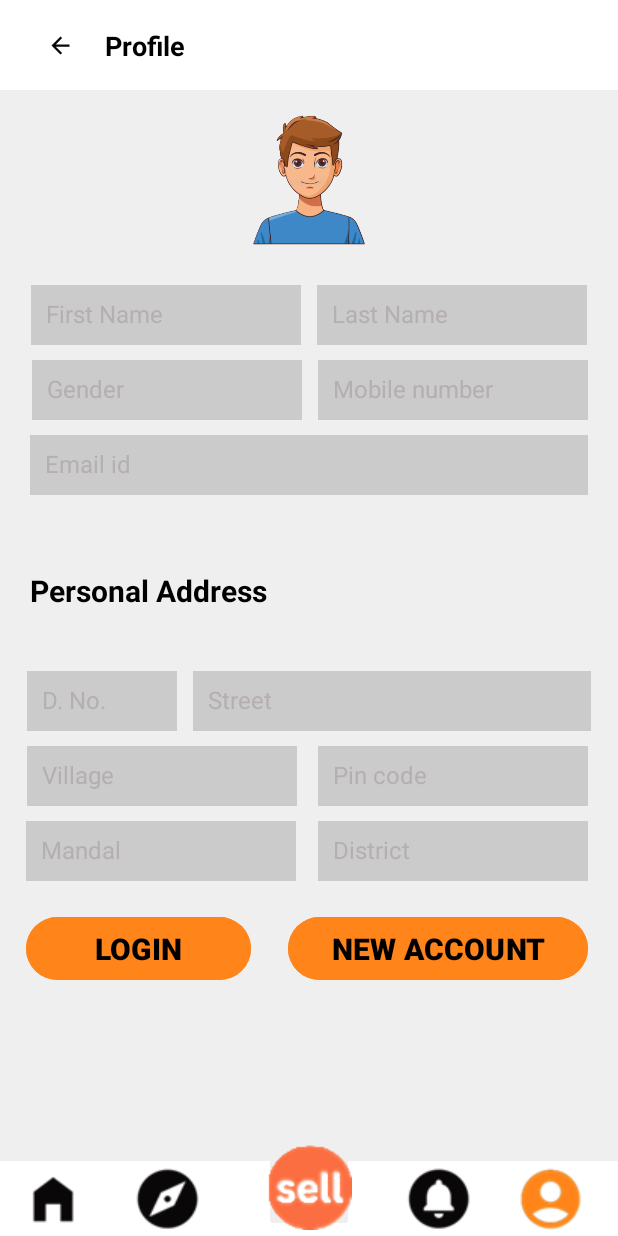
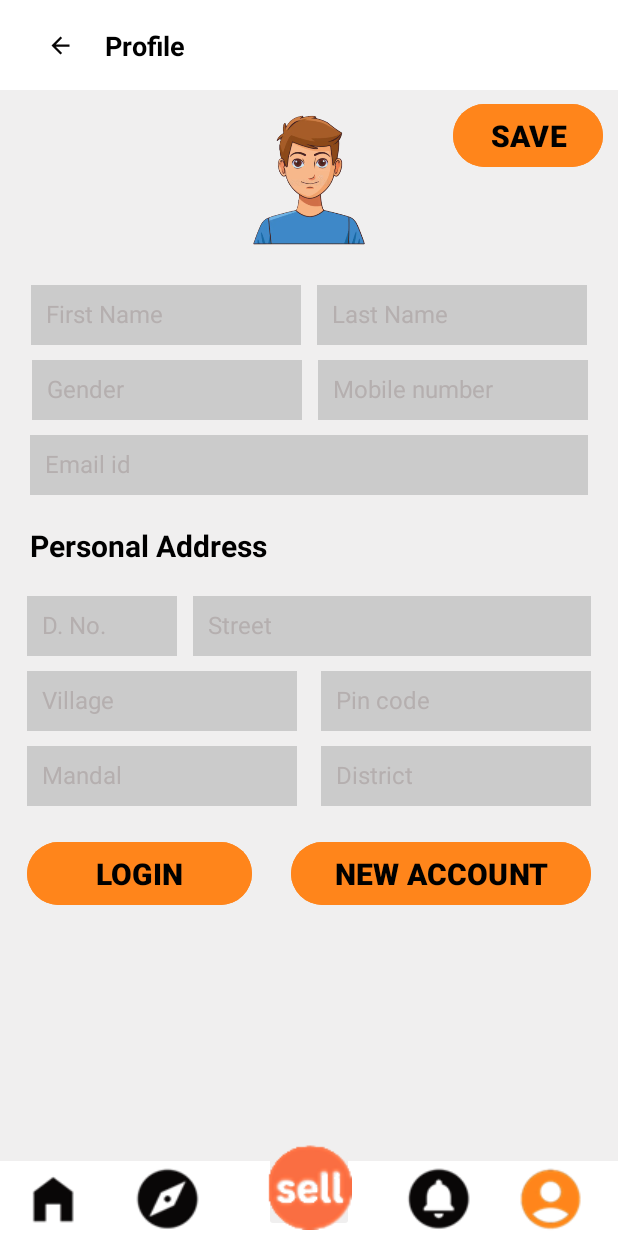
Before and after one commit to Srinivas-Kantheti-2005/Tiny-Trades-App, an Android app: the ProfileActivity screen opened directly, with no data from a screen before it, on a phone screen of 412 x 824 dp. Run offline under Robolectric (Android 15) with nearby library versions, the phone set to English and light mode, and no system bars.

```diff
--- a/app/build.gradle.kts
+++ b/app/build.gradle.kts
@@ -43,6 +43,7 @@ dependencies {
     implementation("androidx.room:room-ktx:2.6.1")
     implementation(libs.androidx.activity)
     kapt ("androidx.room:room-compiler:2.6.1")
+    implementation("org.jetbrains.kotlinx:kotlinx-coroutines-android:1.6.0")
 
     implementation(libs.androidx.core.ktx)
     implementation(libs.androidx.appcompat)
--- a/app/src/main/java/com/example/tinytrades/ProfileActivity.kt
+++ b/app/src/main/java/com/example/tinytrades/ProfileActivity.kt
@@ -19,6 +19,12 @@ class ProfileActivity : AppCompatActivity() {
         val explorebtn = findViewById<ImageButton>(R.id.explore)
         val loginbtn = findViewById<Button>(R.id.loginpbtn)
         val newaccountbtn = findViewById<Button>(R.id.newaccount)
+        val sellbtn = findViewById<ImageButton>(R.id.sell)
+
+        sellbtn.setOnClickListener {
+            val sellIntent = Intent(this, SellActivity::class.java)
+            startActivity(sellIntent)
+        }
 
         backbtn.setOnClickListener {
             onBackPressed()
--- a/app/src/main/res/layout/activity_profile.xml
+++ b/app/src/main/res/layout/activity_profile.xml
@@ -54,6 +54,20 @@
         android:layout_marginEnd="20dp"
         app:layout_constraintTop_toBottomOf="@id/Profile"
         app:layout_constraintStart_toStartOf="parent"
+        app:layout_constraintEnd_toEndOf="parent"/>
+
+    <Button
+        android:layout_width="100dp"
+        android:layout_height="50dp"
+        android:id="@+id/save"
+        android:text="@string/save"
+        android:textSize="20sp"
+        android:textStyle="bold"
+        android:textColor="@color/black"
+        android:backgroundTint="@color/orange"
+        android:layout_marginTop="5dp"
+        android:layout_marginEnd="10dp"
+        app:layout_constraintTop_toBottomOf="@id/Profile"
         app:layout_constraintEnd_toEndOf="parent"/>
 
     <EditText
@@ -167,7 +181,7 @@
         android:textStyle="bold"
         android:textColor="@color/black"
         android:layout_marginStart="20dp"
-        android:layout_marginTop="50dp"
+        android:layout_marginTop="20dp"
         app:layout_constraintStart_toStartOf="parent"
         app:layout_constraintTop_toBottomOf="@id/emailid"/>
 
@@ -186,7 +200,7 @@
         android:padding="10dp"
         android:layout_marginStart="20dp"
         android:layout_marginEnd="5dp"
-        android:layout_marginTop="40dp"
+        android:layout_marginTop="20dp"
         app:layout_constraintStart_toStartOf="parent"
         app:layout_constraintTop_toBottomOf="@id/address"
         app:layout_constraintEnd_toStartOf="@id/street"/>
@@ -206,7 +220,7 @@
         android:padding="10dp"
         android:layout_marginStart="5dp"
         android:layout_marginEnd="20dp"
-        android:layout_marginTop="40dp"
+        android:layout_marginTop="20dp"
         app:layout_constraintEnd_toEndOf="parent"
         app:layout_constraintTop_toBottomOf="@id/address"
         app:layout_constraintStart_toEndOf="@id/dno"/>
@@ -215,7 +229,7 @@
         android:id="@+id/village"
         android:layout_width="180dp"
         android:layout_height="40dp"
-        android:layout_marginStart="18dp"
+        android:layout_marginStart="0dp"
         android:layout_marginTop="10dp"
         android:layout_marginEnd="5dp"
         android:autofillHints="no"
@@ -227,7 +241,7 @@
         android:textColorHint="@color/hint"
         android:textSize="16sp"
         android:textStyle="normal"
-        app:layout_constraintStart_toStartOf="parent"
+        app:layout_constraintStart_toStartOf="@id/dno"
         app:layout_constraintTop_toBottomOf="@id/dno"/>
 
     <EditText
@@ -244,16 +258,16 @@
         android:textColorHint="@color/hint"
         android:padding="10dp"
         android:layout_marginStart="0dp"
-        android:layout_marginEnd="20dp"
+        android:layout_marginEnd="0dp"
         android:layout_marginTop="10dp"
         app:layout_constraintTop_toBottomOf="@id/street"
-        app:layout_constraintEnd_toEndOf="parent"/>
+        app:layout_constraintEnd_toEndOf="@id/street"/>
 
     <EditText
         android:id="@+id/mandal"
         android:layout_width="180dp"
         android:layout_height="40dp"
-        android:layout_marginStart="17dp"
+        android:layout_marginStart="0dp"
         android:layout_marginTop="10dp"
         android:layout_marginEnd="5dp"
         android:autofillHints="no"
@@ -265,7 +279,7 @@
         android:textColorHint="@color/hint"
         android:textSize="16sp"
         android:textStyle="normal"
-        app:layout_constraintStart_toStartOf="parent"
+        app:layout_constraintStart_toStartOf="@id/village"
         app:layout_constraintTop_toBottomOf="@id/village" />
 
     <EditText
@@ -282,10 +296,10 @@
         android:textColorHint="@color/hint"
         android:padding="10dp"
         android:layout_marginStart="0dp"
-        android:layout_marginEnd="20dp"
+        android:layout_marginEnd="0dp"
         android:layout_marginTop="10dp"
         app:layout_constraintTop_toBottomOf="@id/pincode"
-        app:layout_constraintEnd_toEndOf="parent" />
+        app:layout_constraintEnd_toEndOf="@id/pincode" />
 
     <Button
         android:layout_width="150dp"
```
Also changed, not shown: app/src/main/java/com/example/tinytrades/CreateAccount.kt (+133 -0 lines), app/src/main/java/com/example/tinytrades/ItemDetailsActivity.kt (+1 -7 lines).
